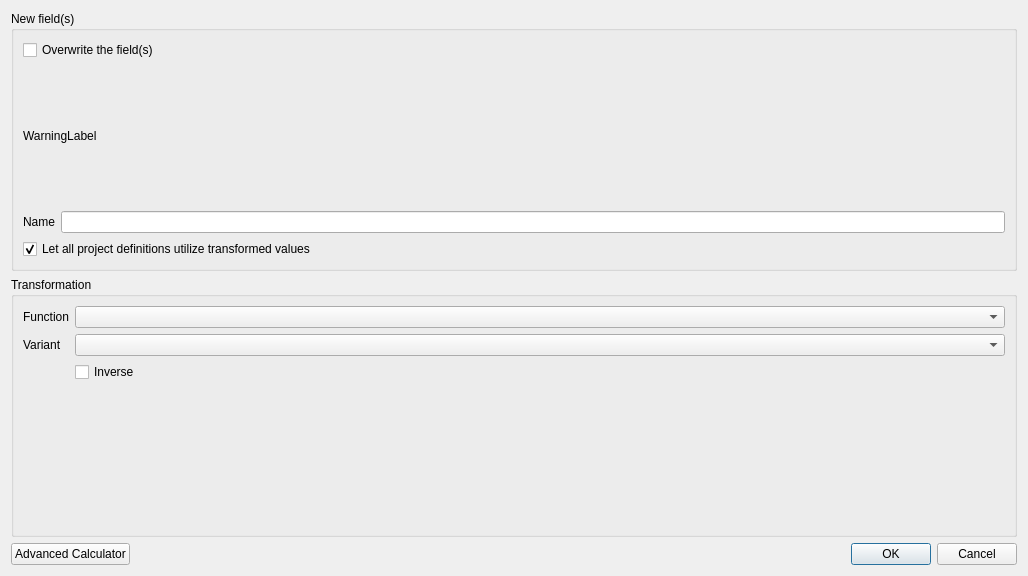
Qt form svir/ui/ui_transformation.ui (gem/oq-irmt-qgis) before a commit.
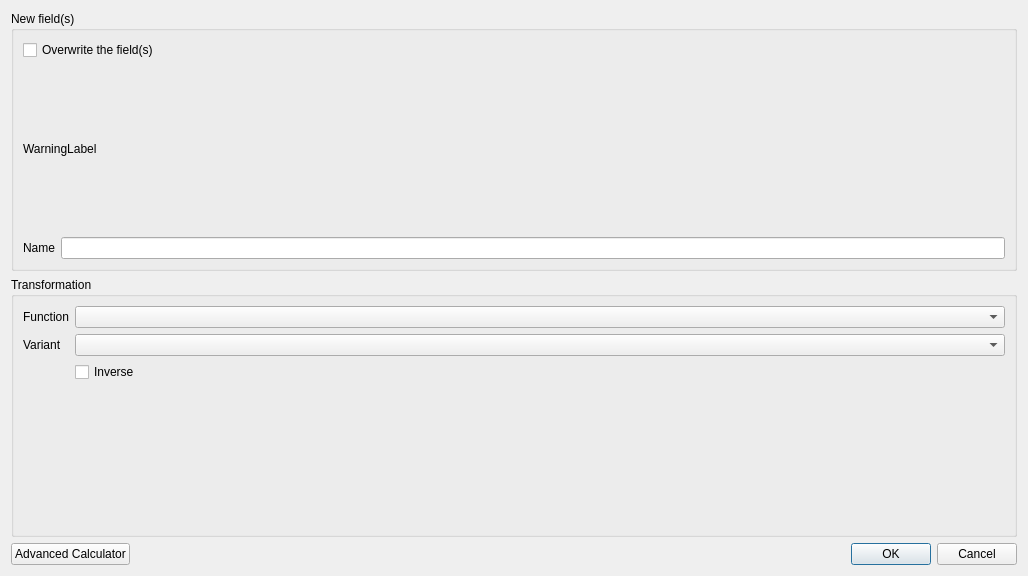
The same form after that commit. Icons and pictures are not drawn.

Commit message: Remove all references to social vulnerability (and project definitions) and recovery modeling

The edit to the form file:
```diff
--- a/svir/ui/ui_transformation.ui
+++ b/svir/ui/ui_transformation.ui
@@ -82,19 +82,6 @@
           </item>
          </layout>
         </item>
-        <item>
-         <widget class="QCheckBox" name="track_new_field_ckb">
-          <property name="enabled">
-           <bool>true</bool>
-          </property>
-          <property name="text">
-           <string>Let all project definitions utilize transformed values</string>
-          </property>
-          <property name="checked">
-           <bool>true</bool>
-          </property>
-         </widget>
-        </item>
        </layout>
       </widget>
      </item>
```
The commit also changes 52 other files.
